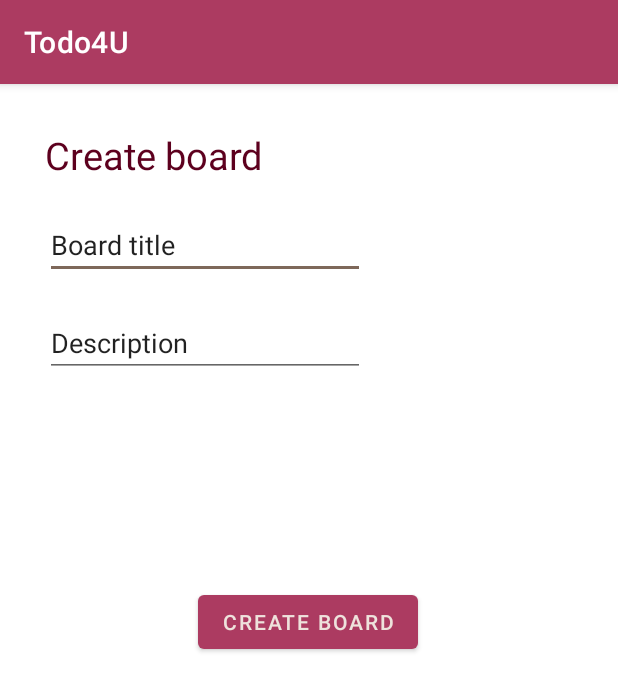
After one commit to tolnaimicu/Todo4U, an Android app: the fragment CreateBoardFragment shown on its own in the app's theme, on a phone screen of 412 x 824 dp. The commit adds this screen. Shown: the top 691 px of the screen. Run offline under Robolectric (Android 15) with nearby library versions, the phone set to English and light mode, and no system bars; our stand-ins replace Firebase (no records; nobody signed in at launch, a user with empty details on screens opened directly).

Commit message:
Changed board activity to fragment

```diff
--- a/app/build.gradle
+++ b/app/build.gradle
@@ -40,6 +40,7 @@
     implementation 'com.google.android.material:material:1.5.0'
     implementation 'androidx.constraintlayout:constraintlayout:2.1.3'
     implementation 'com.google.firebase:firebase-auth:21.0.3'
+    implementation 'androidx.legacy:legacy-support-v4:1.0.0'
     testImplementation 'junit:junit:4.13.2'
     implementation 'com.firebaseui:firebase-ui-auth:7.2.0'
     implementation 'com.github.bumptech.glide:glide:3.7.0'
--- a/app/src/main/java/com/example/todo4u/CreateBoardActivity.java
+++ /dev/null
@@ -1,41 +0,0 @@
-package com.example.todo4u;
-
-import android.os.Bundle;
-import android.view.View;
-import android.widget.Button;
-import android.widget.TextView;
-
-import androidx.appcompat.app.AppCompatActivity;
-
-import com.google.firebase.auth.FirebaseAuth;
-
-
-public class CreateBoardActivity extends AppCompatActivity {
-
-    private Button createBoardButton;
-    private TextView boardTitle;
-    private TextView boardDescription;
-
-    protected void onCreate(Bundle savedInstanceState) {
-        super.onCreate(savedInstanceState);
-        setContentView(R.layout.activity_create_board);
-
-        boardTitle = findViewById(R.id.board_title_textView);
-        boardDescription = findViewById(R.id.board_desc_textView);
-        createBoardButton = findViewById(R.id.create_board_button);
-
-        createBoardButton.setOnClickListener(new View.OnClickListener() {
-            @Override
-            public void onClick(View view) {
-                String title = boardTitle.getText().toString();
-                String description = boardTitle.getText().toString();
-                String usedId = FirebaseAuth.getInstance().getTenantId();
-
-                //Board board = new Board(title,description,usedId);
-            }
-        });
-
-
-
-    }
-}
--- /dev/null
+++ b/app/src/main/java/com/example/todo4u/CreateBoardFragment.java
@@ -0,0 +1,49 @@
+package com.example.todo4u;
+
+import android.os.Bundle;
+
+import androidx.fragment.app.Fragment;
+
+import android.view.LayoutInflater;
+import android.view.View;
+import android.view.ViewGroup;
+import android.widget.Button;
+import android.widget.TextView;
+
+import com.google.firebase.auth.FirebaseAuth;
+
+
+public class CreateBoardFragment extends Fragment {
+
+
+    private Button createBoardButton;
+    private TextView boardTitle;
+    private TextView boardDescription;
+
+    public CreateBoardFragment() {
+        // Required empty public constructor
+    }
+
+    @Override
+    public View onCreateView(LayoutInflater inflater, ViewGroup container,
+                             Bundle savedInstanceState) {
+        // Inflate the layout for this fragment
+        View view = inflater.inflate(R.layout.fragment_create_board, container, false);
+
+        boardTitle = view.findViewById(R.id.board_title_textView);
+        boardDescription = view.findViewById(R.id.board_desc_textView);
+        createBoardButton = view.findViewById(R.id.create_board_button);
+
+        createBoardButton.setOnClickListener(new View.OnClickListener() {
+            @Override
+            public void onClick(View view) {
+                String title = boardTitle.getText().toString();
+                String description = boardDescription.getText().toString();
+                String usedId = FirebaseAuth.getInstance().getTenantId();
+
+                //Need to implement Board creation here
+            }
+        });
+        return view;
+    }
+}
--- /dev/null
+++ b/app/src/main/res/layout/fragment_create_board.xml
@@ -0,0 +1,69 @@
+<?xml version="1.0" encoding="utf-8"?>
+<androidx.constraintlayout.widget.ConstraintLayout xmlns:android="http://schemas.android.com/apk/res/android"
+    xmlns:app="http://schemas.android.com/apk/res-auto"
+    xmlns:tools="http://schemas.android.com/tools"
+    android:layout_width="match_parent"
+    android:layout_height="match_parent"
+    android:layout_margin="30dp">
+
+    <TextView
+        android:id="@+id/createBoardTextView"
+        android:layout_width="wrap_content"
+        android:layout_height="wrap_content"
+        android:text="@string/create_board"
+        android:textSize="25sp"
+        android:textColor="@color/dark_red"
+        app:layout_constraintEnd_toEndOf="parent"
+        app:layout_constraintHorizontal_bias="0.0"
+        app:layout_constraintStart_toStartOf="parent"
+        app:layout_constraintTop_toTopOf="parent" />
+
+    <EditText
+        android:id="@+id/board_title_textView"
+        android:layout_width="wrap_content"
+        android:layout_height="wrap_content"
+        android:layout_marginTop="20dp"
+        android:ems="10"
+        android:inputType="textPersonName"
+        android:text="@string/board_title"
+        app:layout_constraintEnd_toEndOf="parent"
+        app:layout_constraintHorizontal_bias="0.0"
+        app:layout_constraintStart_toStartOf="parent"
+        app:layout_constraintTop_toBottomOf="@+id/createBoardTextView" />
+
+    <EditText
+        android:id="@+id/board_desc_textView"
+        android:layout_width="wrap_content"
+        android:layout_height="wrap_content"
+        android:layout_marginTop="20dp"
+        android:ems="10"
+        android:inputType="textPersonName"
+        android:text="@string/description"
+        app:layout_constraintEnd_toEndOf="parent"
+        app:layout_constraintHorizontal_bias="0.0"
+        app:layout_constraintStart_toStartOf="parent"
+        app:layout_constraintTop_toBottomOf="@+id/board_title_textView" />
+
+    <FrameLayout
+        android:id="@+id/select_board_frameLayout"
+        android:layout_width="match_parent"
+        android:layout_height="wrap_content"
+        android:layout_marginTop="20dp"
+        app:layout_constraintEnd_toEndOf="parent"
+        app:layout_constraintStart_toStartOf="parent"
+        app:layout_constraintTop_toBottomOf="@+id/board_desc_textView" />
+
+    <Button
+        android:id="@+id/create_board_button"
+        android:layout_width="wrap_content"
+        android:layout_height="wrap_content"
+        android:text="@string/create_board"
+        app:layout_constraintBottom_toBottomOf="parent"
+        app:layout_constraintEnd_toEndOf="parent"
+        app:layout_constraintHorizontal_bias="0.498"
+        app:layout_constraintStart_toStartOf="parent"
+        app:layout_constraintTop_toBottomOf="@+id/board_desc_textView"
+        app:layout_constraintVertical_bias="0.281" />
+
+
+</androidx.constraintlayout.widget.ConstraintLayout>
--- a/app/src/main/res/values/strings.xml
+++ b/app/src/main/res/values/strings.xml
@@ -14,4 +14,5 @@
     <string name="create_board">Create board</string>
     <string name="description">Description</string>
     <string name="board_title">Board title</string>
+    <string name="hello_blank_fragment">Hello blank fragment</string>
 </resources>
```
